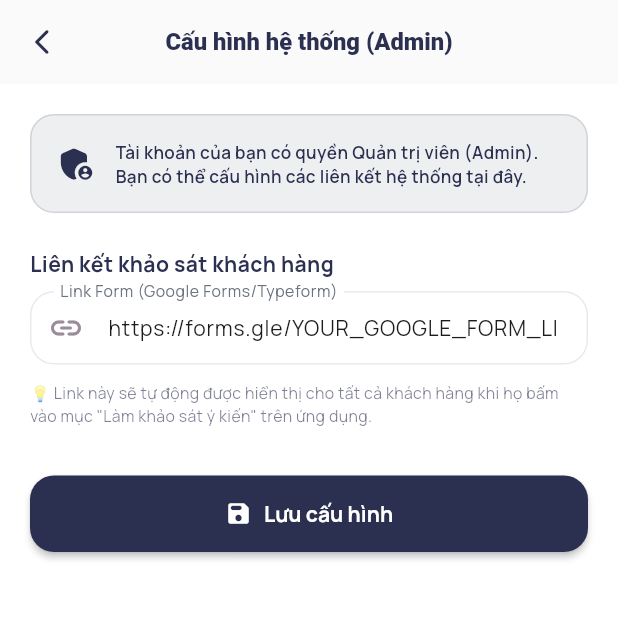
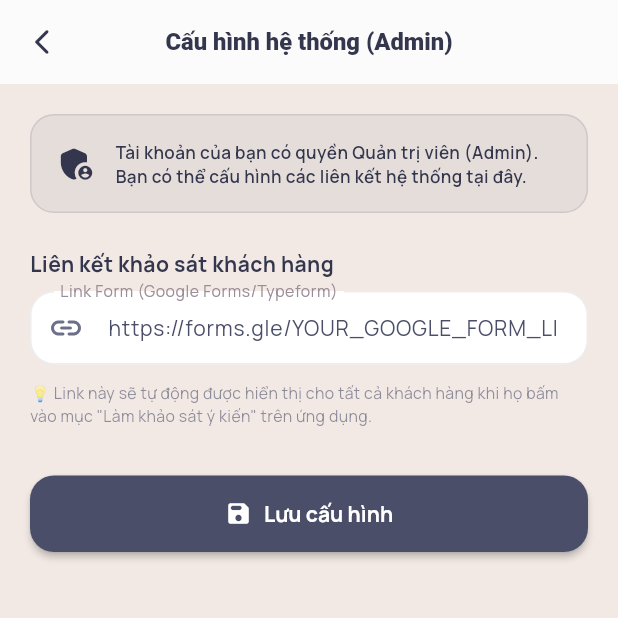
Before and after one commit to hoangqui794/V-Closet-mobile, a Flutter app: the AdminSettingsPage screen opened directly, on a phone screen of 412 x 824 dp, the top half of it. Run offline on Flutter 3.47's test engine with Material 3 defaults, Android fonts, the phone set to English and light mode, and no system bars; our stand-ins replace animate_do, camera, dio, flutter_dotenv, flutter_riverpod, font_awesome_flutter and 8 more; missing offline and left inert: image_gallery_saver_plus, in_app_update, signalr_netcore; accounts and stored records are empty.

Commit message:
feat: add AppColors theme constants for centralized color management

```diff
--- a/lib/core/theme/app_colors.dart
+++ b/lib/core/theme/app_colors.dart
@@ -5,40 +5,39 @@ import 'package:flutter/material.dart';
 /// ════════════════════════════════════════════════════════════════════════════
 class AppColors {
   // ─── 🎨 2 NGUỒN MÀU GỐC (chỉ cần đổi ở đây) ─────────────────────────────────────────
-  static const Color _brand     = Color(0xFF2C3050); // Màu chủ đạo
-  static const Color _brandDark = Color(0xFF2C3050); // Tối hơn Dusty Grape — chữ đậm
+  static const Color _brand     = Color(0xFF4A4E69); // Màu chính (Dusty Grape)
+  static const Color _brandDark = Color(0xFF33364D); // Màu chính tối (Primary Dark)
 
   // ─── UI BACKGROUNDS & ACCENTS ─────────────────────────────────────────
   /// Dùng làm NỀN: nút bấm, header, tab, indicator, badge nền
   static const Color primary      = _brand;
-  static const Color primaryLight = Color(0xFF9A8C98); // Màu phụ — chip, highlight
-  static const Color primaryDark  = Color(0xFF2C3050); // Tím đen — shadow, pressed
-  static const Color accent       = Color(0xFFC9ADA7); // 🍑 Almond Silk — điểm nhấn ấm
+  static const Color primaryLight = Color(0xFF6B6F8A); // Màu chính nhạt (Primary Light)
+  static const Color primaryDark  = _brandDark;
+  static const Color accent       = Color(0xFF9A8C98); // Màu điểm nhấn (Accent - Lilac Ash)
   static const Color aiGradientStart = Color(0xFF9A8C98);
   static const Color aiGradientEnd   = Color(0xFFF3B085);
 
   // ─── TEXT COLORS ────────────────────────────────────────────────────
-  /// Dusty Grape đủ tối: contrast ~8:1 trên nền trắng ✔️ WCAG AA
   static const Color brandText    = _brandDark; // Dùng cho chữ thương hiệu, tiêu đề, link
 
   // ─── BACKGROUNDS / SURFACES ────────────────────────────────────────
-  static const Color background   = Color(0xFFFFFFFF); // Nền app chính
-  static const Color surface      = Color(0xFFFFFFFF); // Nền thẻ/card
-  static const Color surfaceTint  = Color(0xFFF2E9E4); // 🧶 Seashell — nền section nhẹ
-  static const Color muted        = Color(0xFFF2E9E4); // Seashell — nền disabled/skeleton
+  static const Color background   = Color(0xFFF2E9E4); // Màu nền (Background)
+  static const Color surface      = Color(0xFFFAF6F4); // Bề mặt (Surface)
+  static const Color surfaceTint  = Color(0xFFF2E9E4); // Màu nền section nhẹ
+  static const Color muted        = Color(0xFFDDD5D0); // Màu nhạt/Muted
   static const Color error        = Color(0xFFDC2626); // Đỏ lỗi
-  static const Color notificationIcon = Color(0xFF2C3050);
-  static const Color notificationIconBg = Color(0xFFF2E9E4);
-  static const Color notificationAction = Color(0xFF2C3050);
+  static const Color notificationIcon = Color(0xFF4A4E69);
+  static const Color notificationIconBg = Color(0xFFFAF6F4);
+  static const Color notificationAction = Color(0xFF4A4E69);
 
   // ─── ON-COLORS (chữ TRÊN các màu nền tương ứng) ──────────────────────
-  static const Color onPrimary    = Color(0xFFFFFFFF); // Chữ trắng trên nền Dusty Grape
-  static const Color onBackground = Color(0xFF1C1B1E); // Chữ gần đen cho body text
-  static const Color onSurface    = Color(0xFF1C1B1E); // Chữ trên card
+  static const Color onPrimary    = Color(0xFFF2E9E4); // Chữ trên nền chính
+  static const Color onBackground = Color(0xFF4A4E69); // Chữ trên nền
+  static const Color onSurface    = Color(0xFF4A4E69); // Chữ trên bề mặt
 
   // ─── SECONDARY / MUTED ───────────────────────────────────────────
-  static const Color secondary    = Color(0xFF9A8C98); // Màu phụ
-  static const Color textMuted    = Color(0xFF6B7280); // Chú thích, placeholder
+  static const Color secondary    = Color(0xFFC9ADA7); // Màu phụ (Secondary - Almond Silk)
+  static const Color textMuted    = Color(0xFF9A8C98); // Chữ phụ (Text Muted)
   static const Color borderLight  = Color(0xFFE8DDD8); // Viền tôn Almond Silk nhạt
 }
 
```
